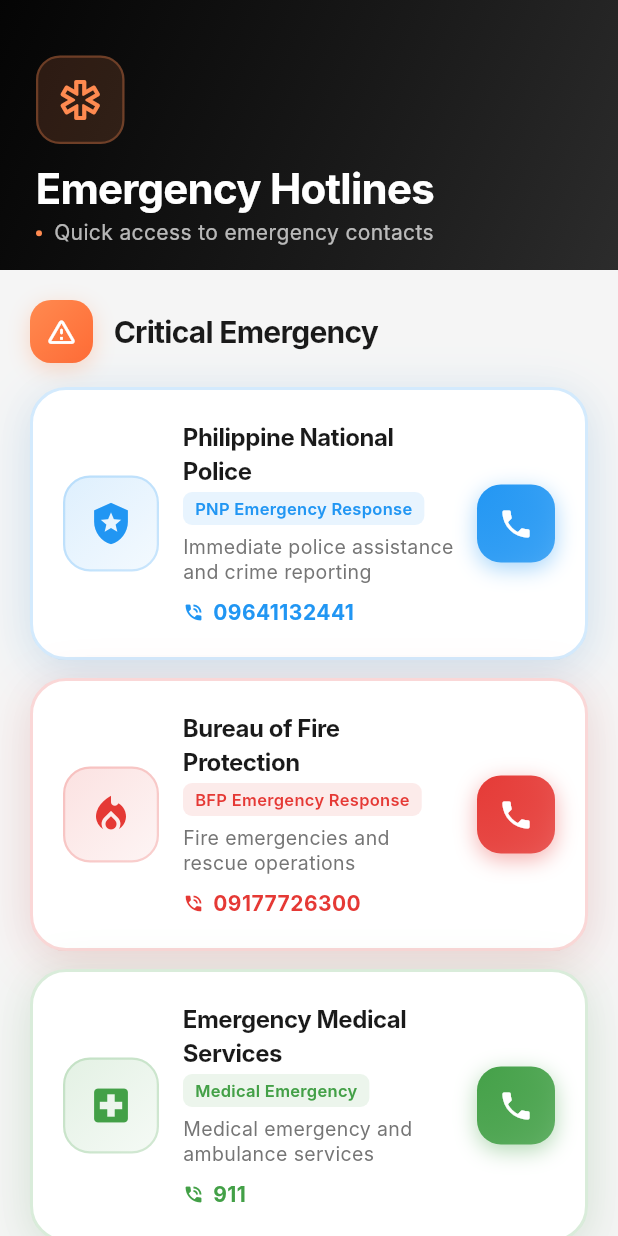
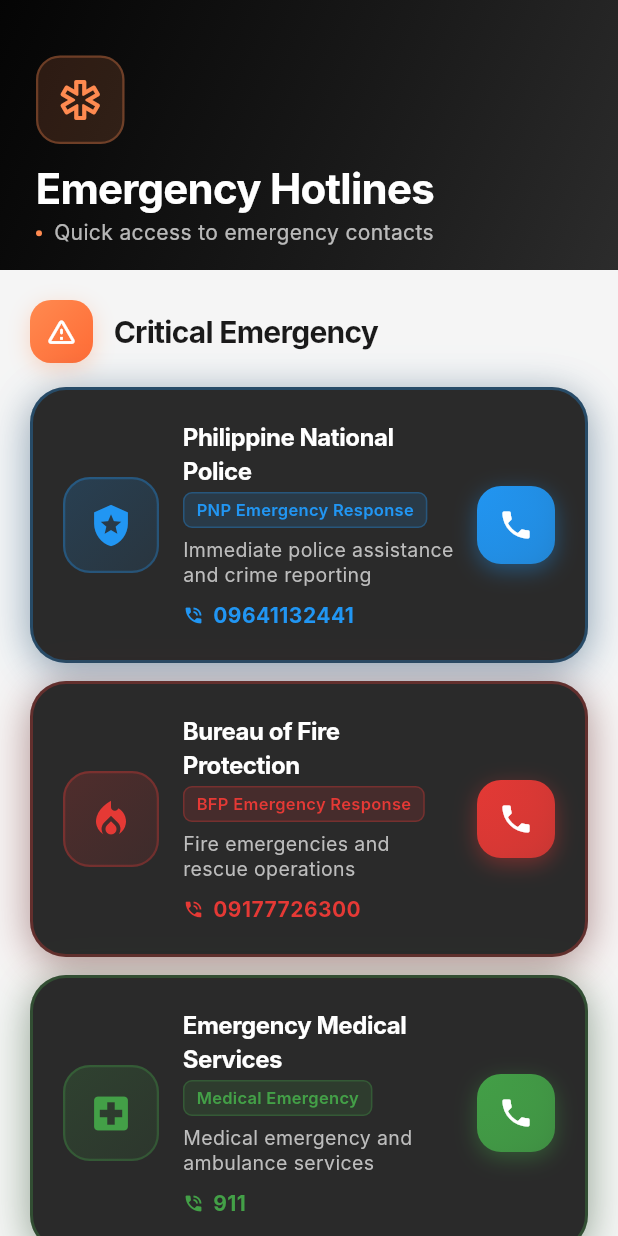
Before and after one commit to reymartjohneva/SafeSpot, a Flutter app: the EmergencyHotlinesScreen screen opened directly, on a phone screen of 412 x 824 dp. Run offline on Flutter 3.47's test engine with Material 3 defaults, Android fonts, the phone set to English and light mode, and no system bars; our stand-ins replace flutter_map, geolocator, image_picker, latlong2, permission_handler, supabase_flutter; accounts and stored records are empty; network calls fail; Roboto replaces fonts that are missing (Inter).

Commit message:
style: adjusted theme color on emergency card

```diff
--- a/lib/screens/emergency_components/emergency_card.dart
+++ b/lib/screens/emergency_components/emergency_card.dart
@@ -26,33 +26,38 @@ class EmergencyCard extends StatelessWidget {
   Widget build(BuildContext context) {
     return Container(
       decoration: BoxDecoration(
-        color: Colors.white,
+        color: const Color(0xFF2A2A2A), // Dark card background
         borderRadius: BorderRadius.circular(24),
         boxShadow: [
           BoxShadow(
-            color: Colors.black.withOpacity(0.04),
+            color: Colors.black.withOpacity(0.3),
             blurRadius: 20,
             offset: const Offset(0, 4),
           ),
           if (isPrimary)
             BoxShadow(
-              color: color.withOpacity(0.15),
+              color: color.withOpacity(0.2),
               blurRadius: 30,
               offset: const Offset(0, 8),
             ),
         ],
         border: isPrimary
             ? Border.all(
-                color: color.withOpacity(0.2),
+                color: color.withOpacity(0.3),
                 width: 2,
               )
-            : null,
+            : Border.all(
+                color: Colors.white.withOpacity(0.1),
+                width: 1,
+              ),
       ),
       child: Material(
         color: Colors.transparent,
         child: InkWell(
           borderRadius: BorderRadius.circular(24),
           onTap: onTap,
+          splashColor: color.withOpacity(0.1),
+          highlightColor: color.withOpacity(0.05),
           child: Padding(
             padding: const EdgeInsets.all(20),
             child: Row(
@@ -81,13 +86,13 @@ class EmergencyCard extends StatelessWidget {
           begin: Alignment.topLeft,
           end: Alignment.bottomRight,
           colors: [
-            color.withOpacity(0.15),
-            color.withOpacity(0.05),
+            color.withOpacity(0.2),
+            color.withOpacity(0.1),
           ],
         ),
         borderRadius: BorderRadius.circular(18),
         border: Border.all(
-          color: color.withOpacity(0.2),
+          color: color.withOpacity(0.3),
           width: 1.5,
         ),
       ),
@@ -108,7 +113,7 @@ class EmergencyCard extends StatelessWidget {
           style: const TextStyle(
             fontSize: 16,
             fontWeight: FontWeight.bold,
-            color: Color(0xFF1A1A1A),
+            color: Colors.white,
             letterSpacing: -0.3,
           ),
         ),
@@ -116,8 +121,12 @@ class EmergencyCard extends StatelessWidget {
         Container(
           padding: const EdgeInsets.symmetric(horizontal: 8, vertical: 3),
           decoration: BoxDecoration(
-            color: color.withOpacity(0.1),
+            color: color.withOpacity(0.15),
             borderRadius: BorderRadius.circular(6),
+            border: Border.all(
+              color: color.withOpacity(0.3),
+              width: 1,
+            ),
           ),
           child: Text(
             subtitle,
@@ -134,7 +143,7 @@ class EmergencyCard extends StatelessWidget {
           description,
           style: TextStyle(
             fontSize: 13,
-            color: Colors.grey.shade600,
+            color: Colors.grey.shade400,
             height: 1.3,
           ),
         ),
```
